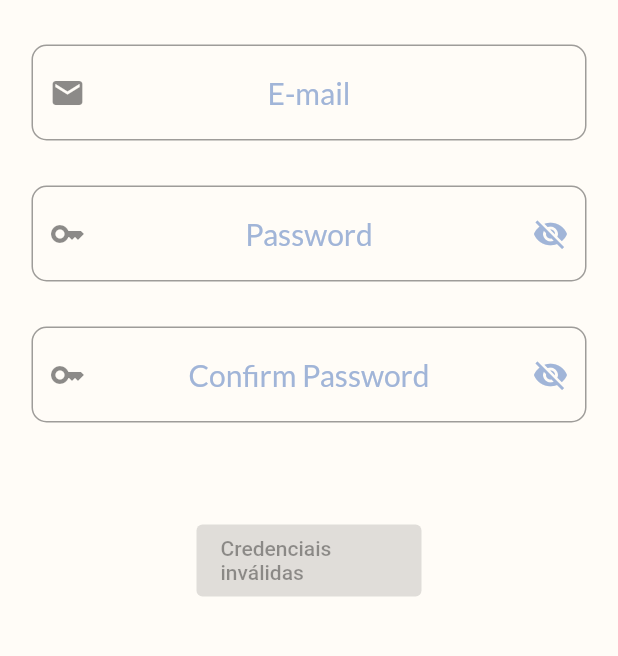
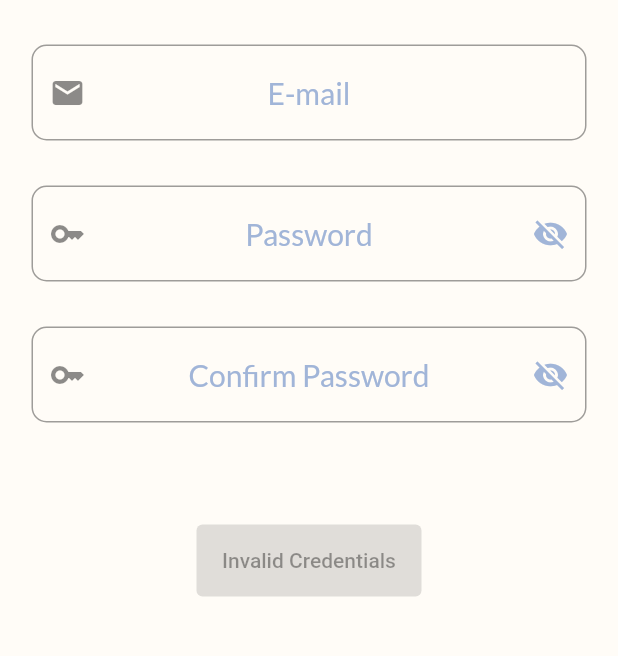
Before and after one commit to wilsleygermano/climbing_english, a Flutter app: the screen it shows after launch, on a phone screen of 412 x 824 dp, the part 410-1066 px from its top. Run offline on Flutter 3.47's test engine with Material 2 defaults, Android fonts, the phone set to English and light mode, and no system bars; our stand-ins replace firebase_auth, firebase_core, flutter_mobx, google_fonts, lottie, mobx; accounts and stored records are empty; generated files the repository leaves out were written again.

Commit message:
Update register_page.dart

```diff
--- a/lib/features/register/view/register_page.dart
+++ b/lib/features/register/view/register_page.dart
@@ -117,14 +117,16 @@ class RegisterPage extends StatelessWidget {
                                   _controller.setButtonToLoadingState();
                                   final resource =
                                       await _controller.createUser();
-                                    if (resource.hasError) {
+                                  if (_controller.areCredentialsValid ==
+                                      false) {
                                     await showDialog(
                                             context: context,
                                             builder: (context) {
                                               return Dialog(
                                                 backgroundColor:
                                                     AppColors.maincolor3,
-                                                  child: Text("Invalid Credentials"),
+                                                child:
+                                                    Text("Invalid Credentials"),
                                               );
                                             })
                                         .then((_) => _controller
@@ -136,7 +138,9 @@ class RegisterPage extends StatelessWidget {
                                       context,
                                       MaterialPageRoute(
                                         builder: (context) =>
-                                                  MyHomePage(title: "Hello")));
+                                            MyHomePage(title: "Hello"),
+                                      ),
+                                    );
                                   }
                                 }
                               : null,
@@ -147,8 +151,8 @@ class RegisterPage extends StatelessWidget {
                                   child: Lottie.network(
                                       "https://assets10.lottiefiles.com/packages/lf20_wh5alaq6.json"))
                               : Text(_controller.areCredentialsValid
-                                    ? "Entrar"
-                                    : "Credenciais inválidas"),
+                                  ? "CREATE"
+                                  : "Invalid Credentials"),
                         );
                       })),
                 )
```
Lines whose indentation alone changed are shown as unchanged.
